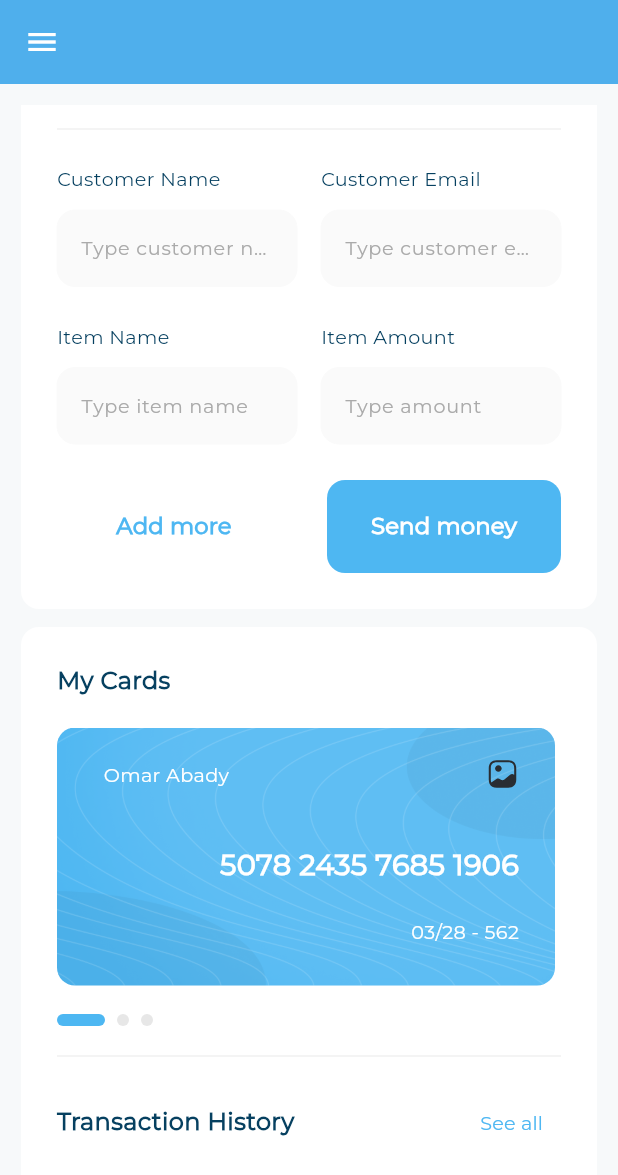
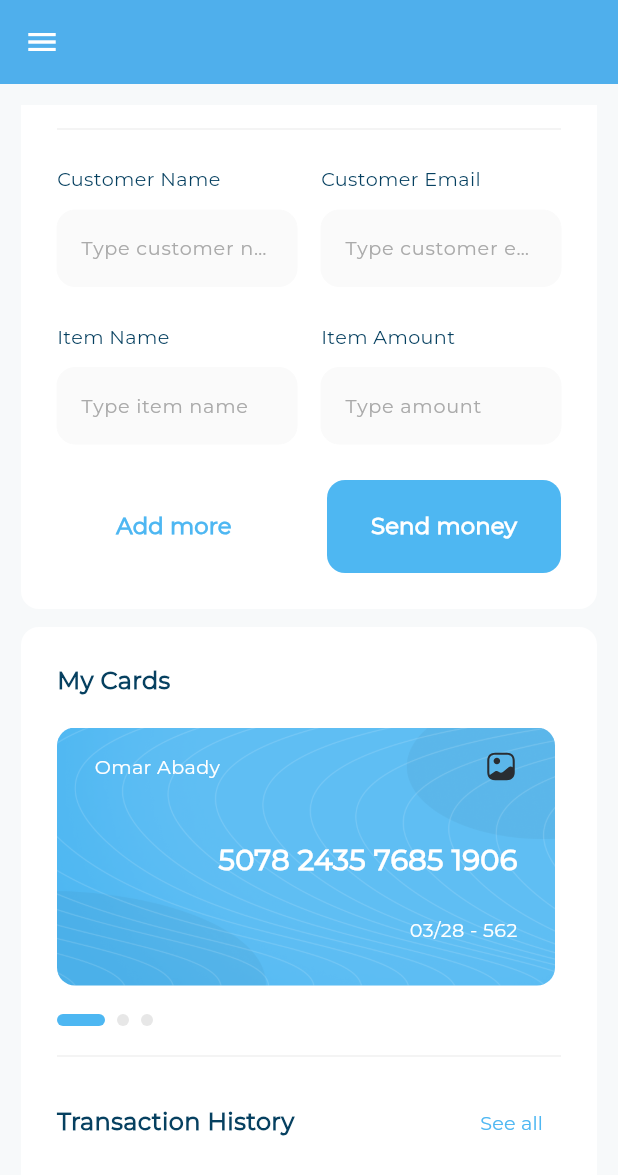
Before and after one commit to omarabady1/Responsive-Admin-Dashboard, a Flutter app: the screen it shows after launch, scrolled down 576 dp, on a phone screen of 412 x 824 dp. Shown: the top 1175 px of the screen. Run offline on Flutter 3.47's test engine with Material 3 defaults, Android fonts, the phone set to English and light mode, and no system bars; drawn by our look-alikes of expandable_page_view; our stand-ins replace fl_chart, flutter_svg.

Commit message:
Responsive card item

```diff
--- a/lib/widgets/card_item.dart
+++ b/lib/widgets/card_item.dart
@@ -25,7 +25,7 @@ class CardItem extends StatelessWidget {
           ),
         ),
         child: Container(
-          padding: EdgeInsets.only(top: 20, bottom: 27, left: 31, right: 24),
+          padding: EdgeInsets.only(top: 15, bottom: 10, left: 25, right: 25),
           child: Column(
             crossAxisAlignment: CrossAxisAlignment.end,
             mainAxisAlignment: MainAxisAlignment.spaceBetween,
@@ -43,19 +43,22 @@ class CardItem extends StatelessWidget {
                 ],
               ),
 
-              SizedBox(height: 20),
+              Flexible(child: SizedBox(height: 20)),
 
               Text(
                 card.cardNumber,
                 style: AppStyle.styleSemiBold24(context).copyWith(color: Colors.white),
               ),
 
-              SizedBox(height: 8),
+              Flexible(child: SizedBox(height: 8)),
 
               Text(
                 '${card.expiredDate} - ${card.cvv}',
                 style: AppStyle.styleRegular16(context).copyWith(color: Colors.white),
               ),
+
+              Flexible(child: SizedBox(height: 10)),
+
             ],
           ),
         ),
```
